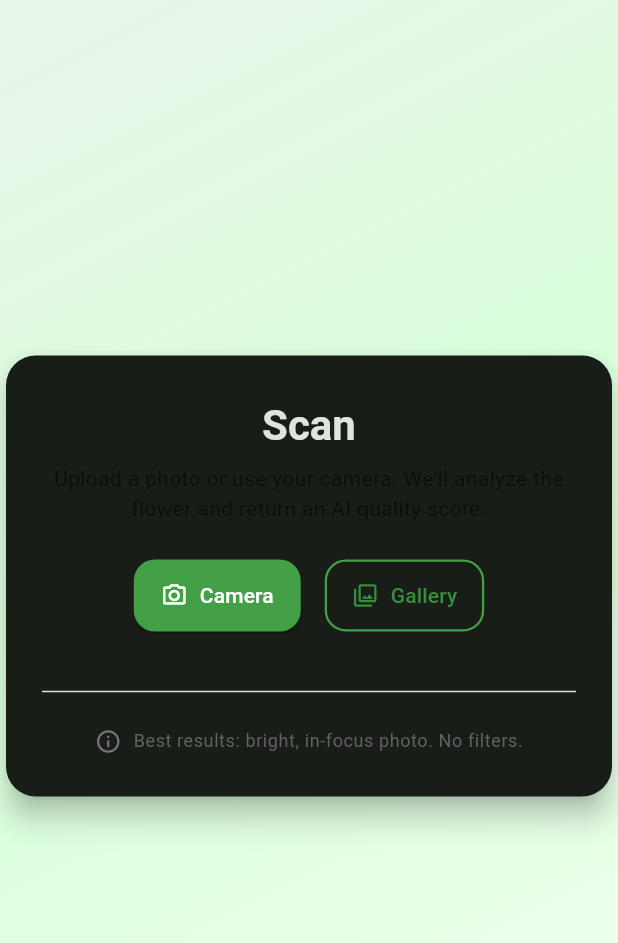
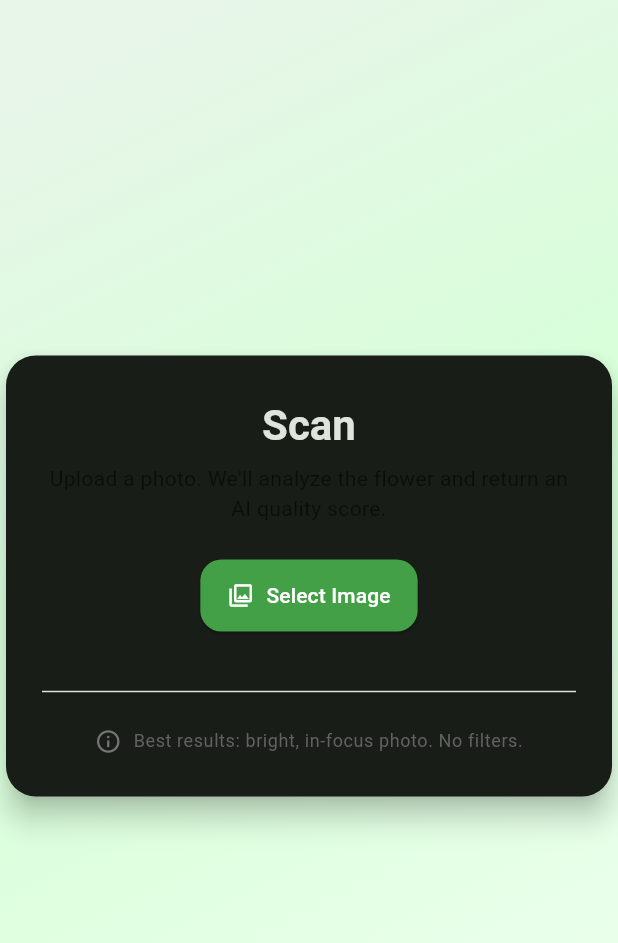
Before and after one commit to dan24tor84/potbot-frontend, a Flutter app: the ScanScreen screen opened by its route, on a phone screen of 412 x 824 dp, the part 84-1027 px from its top. Run offline on Flutter 3.47's test engine with Material 3 defaults, Android fonts, the phone set to English and light mode, and no system bars; our stand-ins replace file_picker.

Commit message:
Update scan_screen.dart

```diff
--- a/lib/widgets/scan_screen.dart
+++ b/lib/widgets/scan_screen.dart
@@ -1,8 +1,70 @@
+// lib/widgets/scan_screen.dart
+import 'dart:typed_data';
 import 'package:flutter/material.dart';
+import 'package:file_picker/file_picker.dart'; // Add to pubspec.yaml
+import '../services/api_service.dart';
 
-class ScanScreen extends StatelessWidget {
+class ScanScreen extends StatefulWidget {
   final String apiUrl;
   const ScanScreen({super.key, required this.apiUrl});
+
+  @override
+  State<ScanScreen> createState() => _ScanScreenState();
+}
+
+class _ScanScreenState extends State<ScanScreen> {
+  bool _isAnalyzing = false;
+  Uint8List? _selectedImage;
+
+  Future<void> _pickImage() async {
+    try {
+      final result = await FilePicker.platform.pickFiles(
+        type: FileType.image,
+        allowMultiple: false,
+        withData: true,
+      );
+
+      if (result != null && result.files.first.bytes != null) {
+        setState(() {
+          _selectedImage = result.files.first.bytes!;
+        });
+      }
+    } catch (e) {
+      if (mounted) {
+        ScaffoldMessenger.of(context).showSnackBar(
+          SnackBar(content: Text('Error picking image: $e')),
+        );
+      }
+    }
+  }
+
+  Future<void> _analyzeImage() async {
+    if (_selectedImage == null) return;
+
+    setState(() => _isAnalyzing = true);
+
+    try {
+      final results = await ApiService.analyzeImage(_selectedImage!);
+
+      if (mounted) {
+        Navigator.pushNamed(
+          context,
+          '/results',
+          arguments: results,
+        );
+      }
+    } catch (e) {
+      if (mounted) {
+        ScaffoldMessenger.of(context).showSnackBar(
+          SnackBar(content: Text('Analysis failed: $e')),
+        );
+      }
+    } finally {
+      if (mounted) {
+        setState(() => _isAnalyzing = false);
+      }
+    }
+  }
 
   @override
   Widget build(BuildContext context) {
@@ -43,46 +105,64 @@ class ScanScreen extends StatelessWidget {
                         )),
                     const SizedBox(height: 8),
                     Text(
-                      'Upload a photo or use your camera. We\'ll analyze the flower and return an AI quality score.',
+                      'Upload a photo. We\'ll analyze the flower and return an AI quality score.',
                       textAlign: TextAlign.center,
                       style: theme.textTheme.bodyMedium?.copyWith(color: Colors.black54),
                     ),
                     const SizedBox(height: 24),
 
-                    // Buttons row
+                    // Image preview
+                    if (_selectedImage != null) ...[
+                      ClipRRect(
+                        borderRadius: BorderRadius.circular(12),
+                        child: Image.memory(
+                          _selectedImage!,
+                          height: 200,
+                          width: double.infinity,
+                          fit: BoxFit.cover,
+                        ),
+                      ),
+                      const SizedBox(height: 16),
+                    ],
+
+                    // Buttons
                     Wrap(
                       spacing: 16,
                       runSpacing: 12,
                       alignment: WrapAlignment.center,
                       children: [
                         ElevatedButton.icon(
-                          icon: const Icon(Icons.photo_camera_outlined),
+                          icon: const Icon(Icons.photo_library_outlined),
                           style: ElevatedButton.styleFrom(
                             padding: const EdgeInsets.symmetric(horizontal: 18, vertical: 14),
                             backgroundColor: Colors.green.shade600,
                             foregroundColor: Colors.white,
                             shape: RoundedRectangleBorder(borderRadius: BorderRadius.circular(14)),
                           ),
-                          onPressed: () {
-                            // TODO: call your existing "open camera" flow
-                            // and then POST to apiUrl when ready
-                          },
-                          label: const Text('Camera'),
+                          onPressed: _isAnalyzing ? null : _pickImage,
+                          label: const Text('Select Image'),
                         ),
-                        OutlinedButton.icon(
-                          icon: const Icon(Icons.photo_library_outlined),
-                          style: OutlinedButton.styleFrom(
-                            padding: const EdgeInsets.symmetric(horizontal: 18, vertical: 14),
-                            side: BorderSide(color: Colors.green.shade600, width: 1.5),
-                            shape: RoundedRectangleBorder(borderRadius: BorderRadius.circular(14)),
-                            foregroundColor: Colors.green.shade700,
+                        if (_selectedImage != null)
+                          ElevatedButton.icon(
+                            icon: _isAnalyzing
+                              ? const SizedBox(
+                                  width: 16,
+                                  height: 16,
+                                  child: CircularProgressIndicator(
+                                    strokeWidth: 2,
+                                    valueColor: AlwaysStoppedAnimation<Color>(Colors.white),
+                                  ),
+                                )
+                              : const Icon(Icons.analytics_outlined),
+                            style: ElevatedButton.styleFrom(
+                              padding: const EdgeInsets.symmetric(horizontal: 18, vertical: 14),
+                              backgroundColor: Colors.orange.shade600,
+                              foregroundColor: Colors.white,
+                              shape: RoundedRectangleBorder(borderRadius: BorderRadius.circular(14)),
+                            ),
+                            onPressed: _isAnalyzing ? null : _analyzeImage,
+                            label: Text(_isAnalyzing ? 'Analyzing...' : 'Analyze'),
                           ),
-                          onPressed: () {
-                            // TODO: call your existing gallery picker
-                            // and then POST to apiUrl when ready
-                          },
-                          label: const Text('Gallery'),
-                        ),
                       ],
                     ),
 
@@ -90,7 +170,6 @@ class ScanScreen extends StatelessWidget {
                     Divider(color: Colors.grey.shade300, height: 32),
                     const SizedBox(height: 8),
 
-                    // Little footer hint
                     Row(
                       mainAxisAlignment: MainAxisAlignment.center,
                       children: [
```
